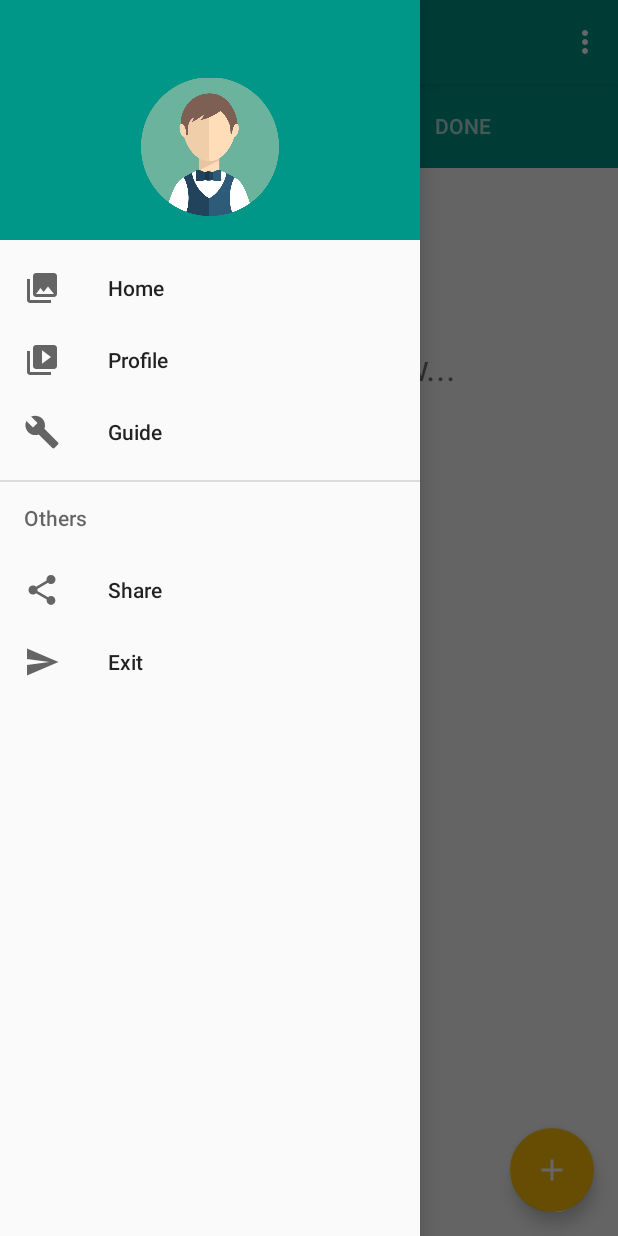
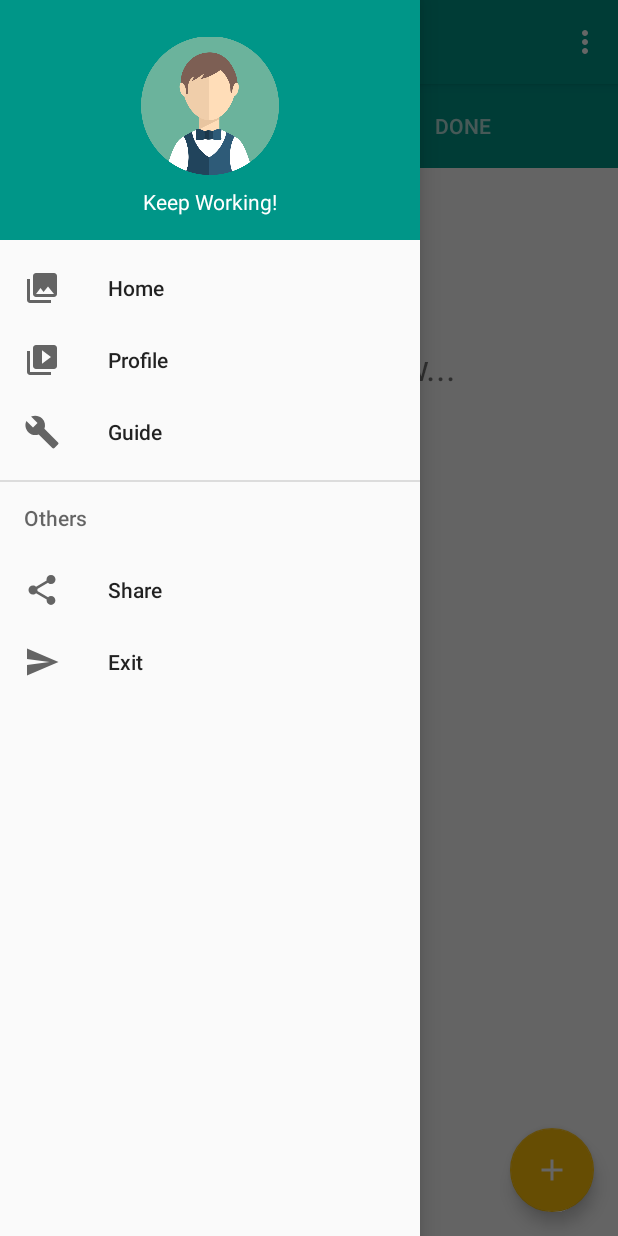
Before and after one commit to addicheung/DesireList, an Android app: the screen it shows after launch (MainActivity), with the side drawer open, on a phone screen of 412 x 824 dp. Run offline under Robolectric (Android 15) with nearby library versions, the phone set to English and light mode, and no system bars.

Commit message:
second commit

```diff
--- a/app/src/main/res/layout/nav_header_main.xml
+++ b/app/src/main/res/layout/nav_header_main.xml
@@ -19,7 +19,7 @@
         android:paddingTop="@dimen/nav_header_vertical_spacing"
         android:src="@drawable/headlogo" />
 
-    TextView
+    <TextView
         android:id="@+id/tv_username"
         android:layout_width="match_parent"
         android:layout_height="wrap_content"
```
